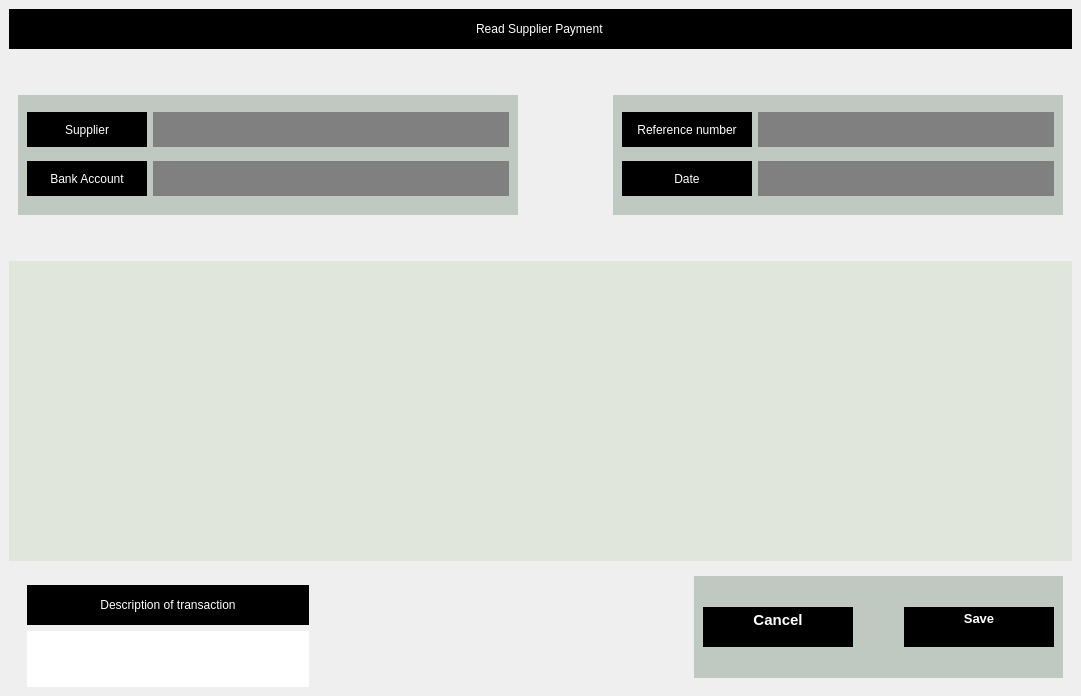
This is ReadSupplierPayment.ui in SujalMainali/Ledger-Logic as Qt 5 draws it before an edit. The edited form follows.
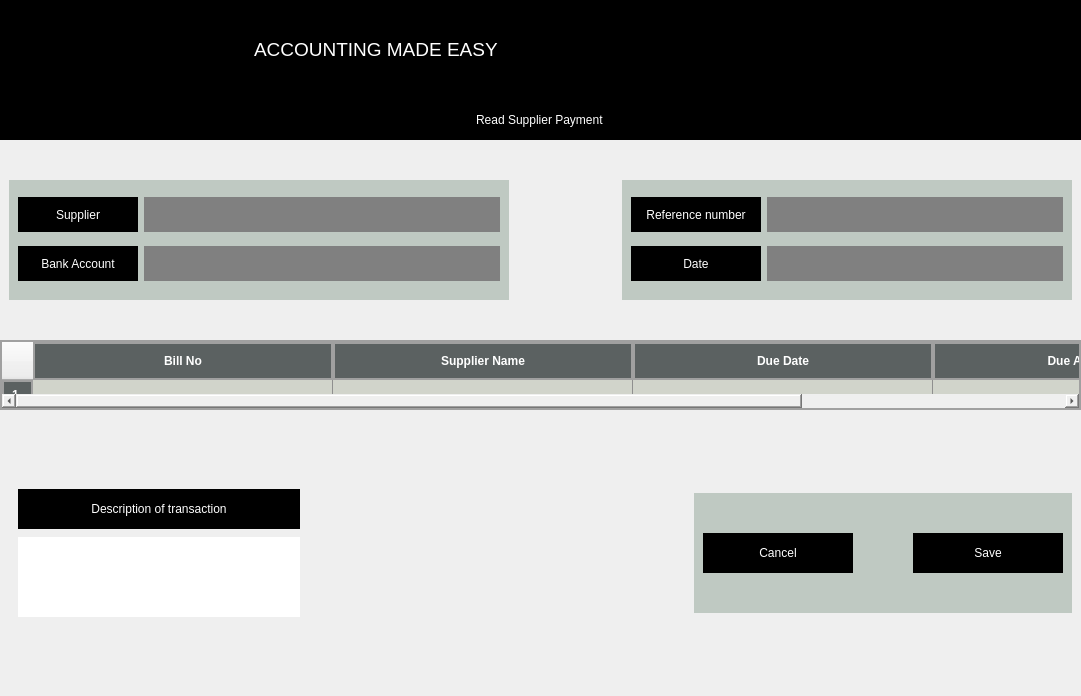
This is the edited form. Icons and pictures are not drawn.

Commit message: This is a exceptionally large commit. The Read Supplier Payment and Read Customer Payment have been added and Their methods are also added. With this commit the payment of invoices can be recorded and stored in the database. Also, The code is more streamlined with The common functions related to Invoices and Bills in a single class with parametized to allow for use in various windows.

```diff
--- a/ReadSupplierPayment.ui
+++ b/ReadSupplierPayment.ui
@@ -18,6 +18,126 @@
   </property>
   <widget class="QWidget" name="centralwidget">
    <layout class="QVBoxLayout" name="verticalLayout">
+    <property name="spacing">
+     <number>0</number>
+    </property>
+    <property name="leftMargin">
+     <number>0</number>
+    </property>
+    <property name="topMargin">
+     <number>0</number>
+    </property>
+    <property name="rightMargin">
+     <number>0</number>
+    </property>
+    <property name="bottomMargin">
+     <number>0</number>
+    </property>
+    <item>
+     <widget class="QStackedWidget" name="UpperLogoBar">
+      <property name="minimumSize">
+       <size>
+        <width>0</width>
+        <height>100</height>
+       </size>
+      </property>
+      <property name="maximumSize">
+       <size>
+        <width>16777215</width>
+        <height>100</height>
+       </size>
+      </property>
+      <property name="styleSheet">
+       <string notr="true">background-color:black;</string>
+      </property>
+      <property name="frameShape">
+       <enum>QFrame::StyledPanel</enum>
+      </property>
+      <property name="frameShadow">
+       <enum>QFrame::Raised</enum>
+      </property>
+      <widget class="QWidget" name="LogoStack">
+       <property name="minimumSize">
+        <size>
+         <width>0</width>
+         <height>100</height>
+        </size>
+       </property>
+       <property name="maximumSize">
+        <size>
+         <width>16777215</width>
+         <height>100</height>
+        </size>
+       </property>
+       <widget class="QTextEdit" name="Motto">
+        <property name="geometry">
+         <rect>
+          <x>250</x>
+          <y>20</y>
+          <width>914</width>
+          <height>80</height>
+         </rect>
+        </property>
+        <property name="cursor" stdset="0">
+         <cursorShape>IBeamCursor</cursorShape>
+        </property>
+        <property name="styleSheet">
+         <string notr="true">margin-bottom:3px;
+color:white;</string>
+        </property>
+        <property name="readOnly">
+         <bool>true</bool>
+        </property>
+        <property name="html">
+         <string>&lt;!DOCTYPE HTML PUBLIC &quot;-//W3C//DTD HTML 4.0//EN&quot; &quot;http://www.w3.org/TR/REC-html40/strict.dtd&quot;&gt;
+&lt;html&gt;&lt;head&gt;&lt;meta name=&quot;qrichtext&quot; content=&quot;1&quot; /&gt;&lt;meta charset=&quot;utf-8&quot; /&gt;&lt;style type=&quot;text/css&quot;&gt;
+p, li { white-space: pre-wrap; }
+hr { height: 1px; border-width: 0; }
+li.unchecked::marker { content: &quot;\2610&quot;; }
+li.checked::marker { content: &quot;\2612&quot;; }
+&lt;/style&gt;&lt;/head&gt;&lt;body style=&quot; font-family:'Sans Serif'; font-size:9pt; font-weight:400; font-style:normal;&quot;&gt;
+&lt;p style=&quot;-qt-paragraph-type:empty; margin-top:0px; margin-bottom:0px; margin-left:0px; margin-right:0px; -qt-block-indent:0; text-indent:0px;&quot;&gt;&lt;br /&gt;&lt;/p&gt;
+&lt;p style=&quot; margin-top:0px; margin-bottom:0px; margin-left:0px; margin-right:0px; -qt-block-indent:0; text-indent:0px;&quot;&gt;&lt;span style=&quot; font-size:14pt;&quot;&gt;ACCOUNTING MADE EASY&lt;/span&gt;&lt;/p&gt;&lt;/body&gt;&lt;/html&gt;</string>
+        </property>
+       </widget>
+       <widget class="QPushButton" name="pushButton">
+        <property name="geometry">
+         <rect>
+          <x>0</x>
+          <y>10</y>
+          <width>300</width>
+          <height>100</height>
+         </rect>
+        </property>
+        <property name="minimumSize">
+         <size>
+          <width>300</width>
+          <height>100</height>
+         </size>
+        </property>
+        <property name="cursor">
+         <cursorShape>PointingHandCursor</cursorShape>
+        </property>
+        <property name="text">
+         <string>PushButton</string>
+        </property>
+        <property name="icon">
+         <iconset>
+          <activeon>:/images/AppLogo.png</activeon>
+         </iconset>
+        </property>
+        <property name="iconSize">
+         <size>
+          <width>300</width>
+          <height>100</height>
+         </size>
+        </property>
+       </widget>
+       <zorder>pushButton</zorder>
+       <zorder>Motto</zorder>
+      </widget>
+     </widget>
+    </item>
     <item>
      <widget class="QLineEdit" name="title">
       <property name="minimumSize">
@@ -278,17 +398,92 @@
      </widget>
     </item>
     <item>
-     <widget class="QLineEdit" name="lineEdit_6">
+     <widget class="QTableWidget" name="BillsTable">
       <property name="minimumSize">
        <size>
-        <width>800</width>
-        <height>300</height>
+        <width>0</width>
+        <height>70</height>
+       </size>
+      </property>
+      <property name="maximumSize">
+       <size>
+        <width>16777215</width>
+        <height>70</height>
        </size>
       </property>
       <property name="styleSheet">
-       <string notr="true">background-color:rgb(224,230,220);
+       <string notr="true">QTableWidget {
+    background-color: rgb(194,196,188);     /* Background color of the table */
+    gridline-color: #8F8F8F;        /* Gridline color */
+    border: 2px solid #A0A0A0;      /* Border around the table */
+}
+
+QHeaderView::section {
+    background-color: rgb(91,97,97); 
+color:white;     /* Header background color */
+    padding: 8px;                   /* Header padding */
+    font-weight: bold;              /* Header font */
+    border: 2px solid #A0A0A0;      /* Border around headers */
+}
+
+QTableWidget::item {
+    padding: 5px;                   /* Padding for cells */
+    background-color: rgb(209,212,203);      /* Default background color for cells */
+}
+
+QTableWidget::item:alternate {
+    background-color: rgb(233,245,201);      /* Alternating row color */
+}
+
+QTableWidget::item:selected {
+    background-color: #A0A0FF;      /* Background color when a cell is selected */
+    color: white;                   /* Text color when a cell is selected */
+}
+
+QTableWidget QScrollBar:vertical {
+    background: #F5F5F5;            /* Vertical scrollbar background */
+    width: 15px;                    /* Scrollbar width */
+}
+
+QTableWidget QScrollBar::handle:vertical {
+    background: #B0B0B0;            /* Vertical scrollbar handle color */
+    border-radius: 4px;             /* Rounded scrollbar handle */
+}
 </string>
       </property>
+      <property name="rowCount">
+       <number>1</number>
+      </property>
+      <property name="columnCount">
+       <number>4</number>
+      </property>
+      <attribute name="horizontalHeaderDefaultSectionSize">
+       <number>300</number>
+      </attribute>
+      <attribute name="horizontalHeaderStretchLastSection">
+       <bool>true</bool>
+      </attribute>
+      <row/>
+      <column>
+       <property name="text">
+        <string>Bill No</string>
+       </property>
+      </column>
+      <column>
+       <property name="text">
+        <string>Supplier Name</string>
+       </property>
+      </column>
+      <column>
+       <property name="text">
+        <string>Due Date</string>
+       </property>
+      </column>
+      <column>
+       <property name="text">
+        <string>Due Amount</string>
+       </property>
+      </column>
      </widget>
     </item>
     <item>
@@ -412,16 +607,10 @@
          </property>
          <layout class="QHBoxLayout" name="horizontalLayout">
           <item>
-           <widget class="QTextEdit" name="textEdit">
+           <widget class="QPushButton" name="Cancel">
             <property name="minimumSize">
              <size>
               <width>150</width>
-              <height>30</height>
-             </size>
-            </property>
-            <property name="maximumSize">
-             <size>
-              <width>150</width>
               <height>40</height>
              </size>
             </property>
@@ -430,15 +619,8 @@
 color:white;
 font: 900 9pt &quot;Segoe UI Black&quot;;</string>
             </property>
-            <property name="html">
-             <string>&lt;!DOCTYPE HTML PUBLIC &quot;-//W3C//DTD HTML 4.0//EN&quot; &quot;http://www.w3.org/TR/REC-html40/strict.dtd&quot;&gt;
-&lt;html&gt;&lt;head&gt;&lt;meta name=&quot;qrichtext&quot; content=&quot;1&quot; /&gt;&lt;meta charset=&quot;utf-8&quot; /&gt;&lt;style type=&quot;text/css&quot;&gt;
-p, li { white-space: pre-wrap; }
-hr { height: 1px; border-width: 0; }
-li.unchecked::marker { content: &quot;\2610&quot;; }
-li.checked::marker { content: &quot;\2612&quot;; }
-&lt;/style&gt;&lt;/head&gt;&lt;body style=&quot; font-family:'Segoe UI Black'; font-size:9pt; font-weight:900; font-style:normal;&quot;&gt;
-&lt;p align=&quot;center&quot; style=&quot; margin-top:0px; margin-bottom:0px; margin-left:0px; margin-right:0px; -qt-block-indent:0; text-indent:0px;&quot;&gt;&lt;span style=&quot; font-family:'Segoe UI'; font-size:11pt; font-weight:700;&quot;&gt;Cancel&lt;/span&gt;&lt;/p&gt;&lt;/body&gt;&lt;/html&gt;</string>
+            <property name="text">
+             <string>Cancel</string>
             </property>
            </widget>
           </item>
@@ -456,16 +638,10 @@
            </spacer>
           </item>
           <item>
-           <widget class="QTextEdit" name="textEdit_2">
+           <widget class="QPushButton" name="Save">
             <property name="minimumSize">
              <size>
               <width>150</width>
-              <height>30</height>
-             </size>
-            </property>
-            <property name="maximumSize">
-             <size>
-              <width>150</width>
               <height>40</height>
              </size>
             </property>
@@ -474,15 +650,8 @@
 color:white;
 font: 900 9pt &quot;Segoe UI Black&quot;;</string>
             </property>
-            <property name="html">
-             <string>&lt;!DOCTYPE HTML PUBLIC &quot;-//W3C//DTD HTML 4.0//EN&quot; &quot;http://www.w3.org/TR/REC-html40/strict.dtd&quot;&gt;
-&lt;html&gt;&lt;head&gt;&lt;meta name=&quot;qrichtext&quot; content=&quot;1&quot; /&gt;&lt;meta charset=&quot;utf-8&quot; /&gt;&lt;style type=&quot;text/css&quot;&gt;
-p, li { white-space: pre-wrap; }
-hr { height: 1px; border-width: 0; }
-li.unchecked::marker { content: &quot;\2610&quot;; }
-li.checked::marker { content: &quot;\2612&quot;; }
-&lt;/style&gt;&lt;/head&gt;&lt;body style=&quot; font-family:'Segoe UI Black'; font-size:9pt; font-weight:900; font-style:normal;&quot;&gt;
-&lt;p align=&quot;center&quot; style=&quot; margin-top:0px; margin-bottom:0px; margin-left:0px; margin-right:0px; -qt-block-indent:0; text-indent:0px;&quot;&gt;&lt;span style=&quot; font-family:'Segoe UI'; font-size:10pt; font-weight:700;&quot;&gt;Save&lt;/span&gt;&lt;/p&gt;&lt;/body&gt;&lt;/html&gt;</string>
+            <property name="text">
+             <string>Save</string>
             </property>
            </widget>
           </item>
```
Left out of the diff: 190 changed lines with no effect on the pictures. The commit also changes 14 other files.
